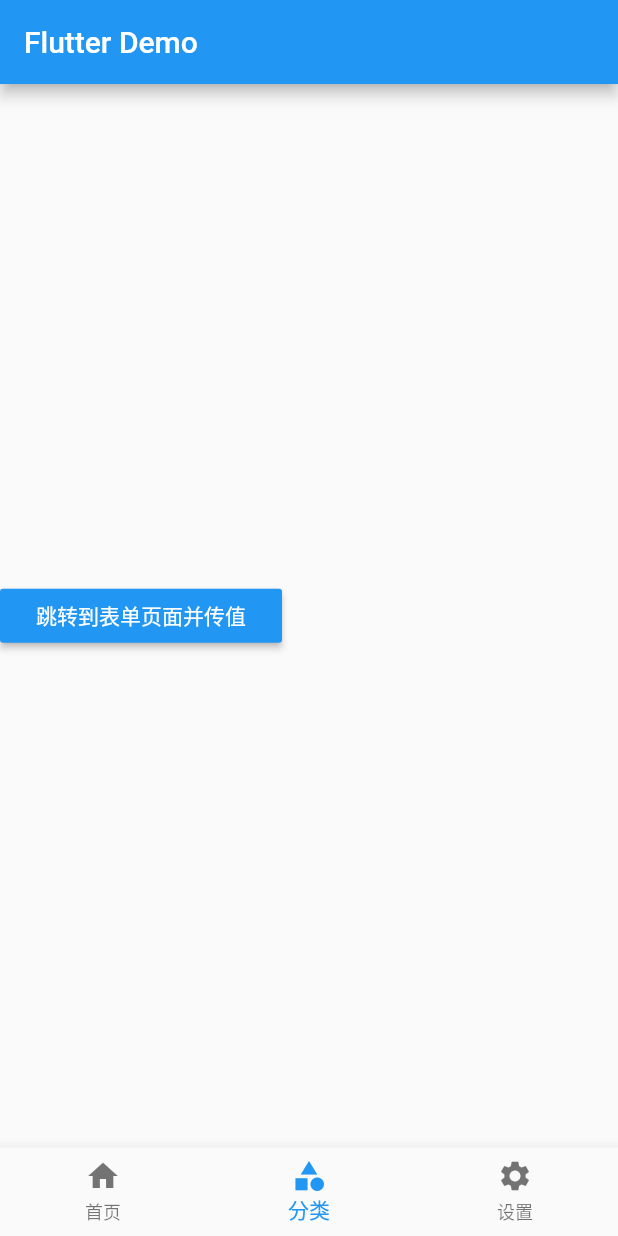
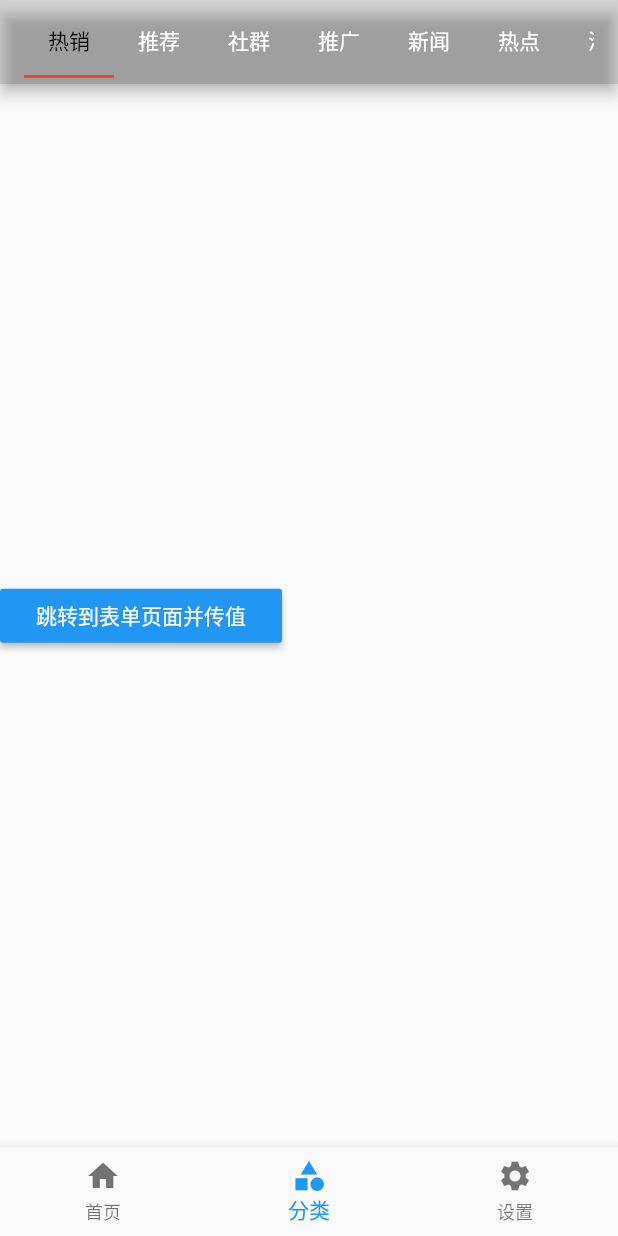
Before and after one commit to king1039/FlutterRoute, a Flutter app: the screen it shows after launch, item 2 of the bottom bar chosen, on a phone screen of 412 x 824 dp. Run offline on Flutter 3.47's test engine with Material 2 defaults, Android fonts, the phone set to English and light mode, and no system bars.

Commit message:
顶部导航

```diff
--- a/lib/main.dart
+++ b/lib/main.dart
@@ -17,6 +17,7 @@ class MyApp extends StatelessWidget {
       //   '/form': (context) => FormPage(),
       //   '/search': (context) => SearchPage(),
       // },
+      debugShowCheckedModeBanner: false, //去掉debug图标
       initialRoute: '/', //初始化的时候加载路由
       onGenerateRoute: onGenerateRoutes,
     );
--- a/lib/pages/Tabs.dart
+++ b/lib/pages/Tabs.dart
@@ -20,9 +20,9 @@ class _TabsState extends State<Tabs> {
   @override
   Widget build(BuildContext context) {
     return Scaffold(
-      appBar: AppBar(
-        title: Text('Flutter Demo'),
-      ),
+      // appBar: AppBar(
+      //   title: Text('Flutter Demo'),
+      // ),
       body: this._pageList[this._currentIndex],
       bottomNavigationBar: BottomNavigationBar(
         currentIndex: this._currentIndex,
--- a/lib/pages/tabs/Category.dart
+++ b/lib/pages/tabs/Category.dart
@@ -10,7 +10,37 @@ class CategoryPage extends StatefulWidget {
 class _CategoryPageState extends State<CategoryPage> {
   @override
   Widget build(BuildContext context) {
-    return Column(
+    return DefaultTabController(
+      length: 8,
+      child: Scaffold(
+        appBar: AppBar(
+          backgroundColor: Colors.black12,
+          title: Row(
+            children: <Widget>[
+              Expanded(
+                child: TabBar(
+                  indicatorColor: Colors.red,
+                  labelColor: Colors.black,
+                  unselectedLabelColor: Colors.white,
+                  isScrollable: true,
+                  tabs: <Widget>[
+                    Tab(text: "热销"),
+                    Tab(text: "推荐"),
+                    Tab(text: "社群"),
+                    Tab(text: "推广"),
+                    Tab(text: "新闻"),
+                    Tab(text: "热点"),
+                    Tab(text: "淘宝"),
+                    Tab(text: "知乎"),
+                  ],
+                ),
+              )
+            ],
+          ),
+        ),
+        body: TabBarView(
+          children: <Widget>[
+            Column(
               crossAxisAlignment: CrossAxisAlignment.start,
               mainAxisAlignment: MainAxisAlignment.center,
               children: <Widget>[
@@ -27,6 +57,17 @@ class _CategoryPageState extends State<CategoryPage> {
                   textTheme: ButtonTextTheme.primary,
                 ),
               ],
+            ),
+            Text("第三个tab"),
+            Text("第四个tab"),
+            Text("第五个tab"),
+            Text("第六个tab"),
+            Text("第七个tab"),
+            Text("第八个tab"),
+            Text("第九个tab"),
+          ],
+        ),
+      ),
     );
   }
 }
--- a/lib/routes/Routes.dart
+++ b/lib/routes/Routes.dart
@@ -8,6 +8,8 @@ import '../pages/user/Login.dart';
 import '../pages/user/RegisterFirst.dart';
 import '../pages/user/RegisterSecond.dart';
 import '../pages/user/RegisterThird.dart';
+import '../pages/AppBarDemo.dart';
+import '../pages/TabBarController.dart';
 
 //配置路由
 final routes = {
@@ -21,6 +23,8 @@ final routes = {
   '/registerFirst': (context) => RegisterFirstPage(),
   '/registerSecond': (context) => RegisterSecondPage(),
   '/registerThird': (context) => RegisterThirdPage(),
+  '/appBarDemo': (context) => AppBarDemoPage(),
+  '/tabBarController': (context) => TabBarControllerPage(),
 };
 
 //固定写法
```
Also changed, not shown: lib/pages/AppBarDemo.dart (added, +65 -0 lines), lib/pages/TabBarController.dart (added, +53 -0 lines), lib/pages/tabs/Home.dart (+18 -0 lines). Lines whose indentation alone changed are shown as unchanged.
